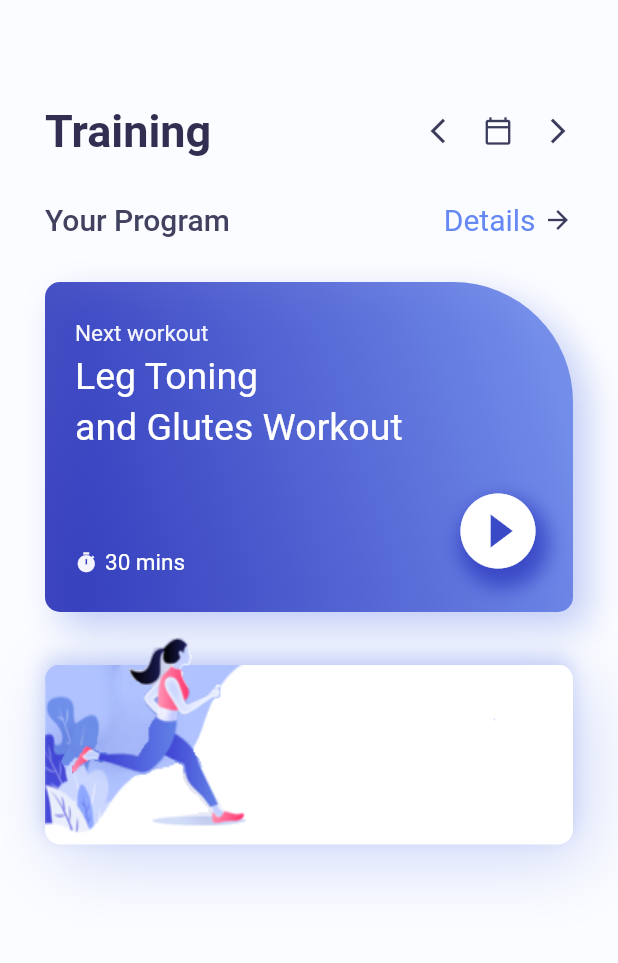
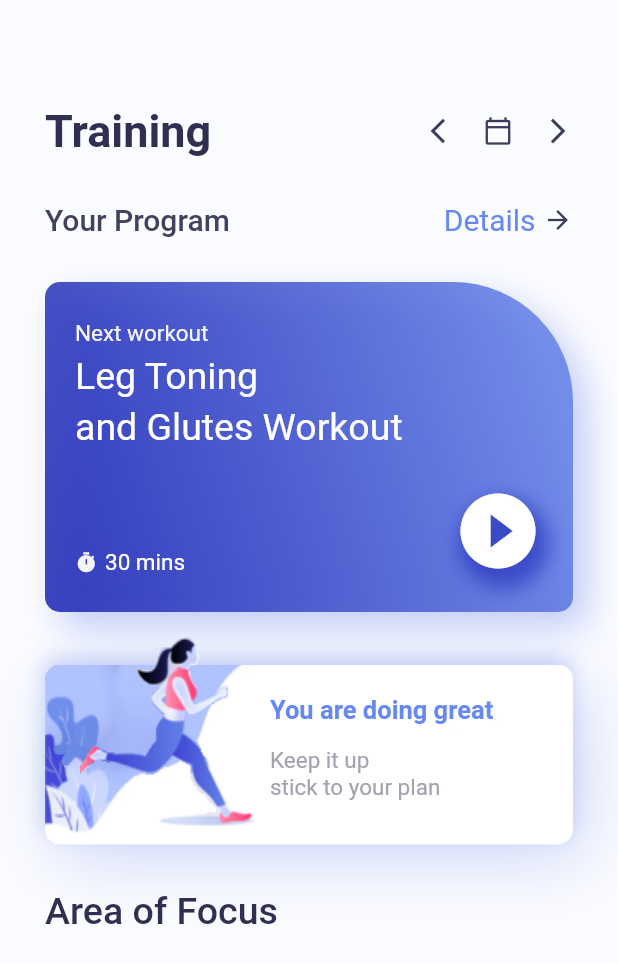
Before and after one commit to Nayan-Awati/Workout-App, a Flutter app: the screen it shows after launch, on a phone screen of 412 x 824 dp. Shown: the top 963 px of the screen. Run offline on Flutter 3.47's test engine with Material 2 defaults, Android fonts, the phone set to English and light mode, and no system bars.

Commit message:
text in 2nd container

```diff
--- a/lib/home_page.dart
+++ b/lib/home_page.dart
@@ -206,7 +206,7 @@ class _HomePageState extends State<HomePage> {
                   Container(
                     height: 200,
                     width: MediaQuery.of(context).size.width,
-                    margin: EdgeInsets.only(right: 200, bottom: 30),
+                    margin: EdgeInsets.only(right: 200, bottom: 30, left: 10),
                     decoration: BoxDecoration(
                       // color: Colors.red.withOpacity(0.2),
                       borderRadius: BorderRadius.circular(10),
@@ -219,11 +219,55 @@ class _HomePageState extends State<HomePage> {
 
                   ),
 
+                  Container(
+                    height: 100,
+                    width: double.maxFinite,
+                    margin: const EdgeInsets.only(left: 150, top: 50,right: 10),
+                    // color: Colors.red.withOpacity(0.3),
 
+                    child: Column(
+                      crossAxisAlignment: CrossAxisAlignment.start,
+                      children: [
+                        Text(
+                          "You are doing great",
+                          style: TextStyle(
+                            fontSize: 17,
+                            color: color.AppColor.homePageDetail ,
+                            fontWeight: FontWeight.bold
+                          ),
+                        ),
+                        SizedBox(height: 15,),
+                        RichText(text: TextSpan(
+                          text: "Keep it up\n",
+                          style: TextStyle(
+                            color: color.AppColor.homePagePlanColor,
+                            fontSize: 15
+                          ),
+                          children: [
+                            TextSpan(
+                              text: "stick to your plan"
+                            )
+                          ]
+                        ))
+                      ],
+                    ),
+                  )
 
                 ],
               ),
             )
+            ,
+            Row(
+                    children:[
+                      Text("Area of Focus",
+                      style: TextStyle(
+                        color: color.AppColor.homePageTitle,
+                        fontSize: 25,
+                        fontWeight: FontWeight.w500
+                      ),
+                      )
+                    ]
+                  )
 
 
 
```
